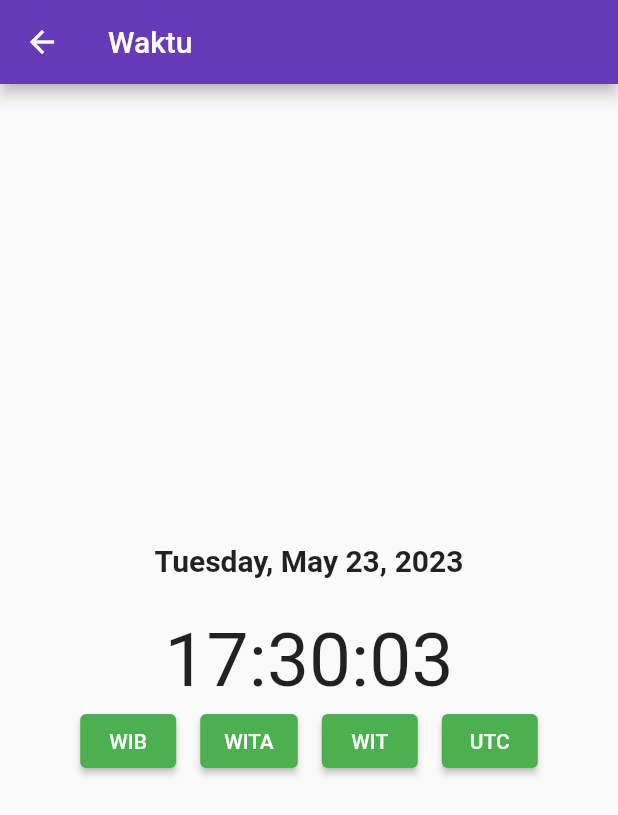
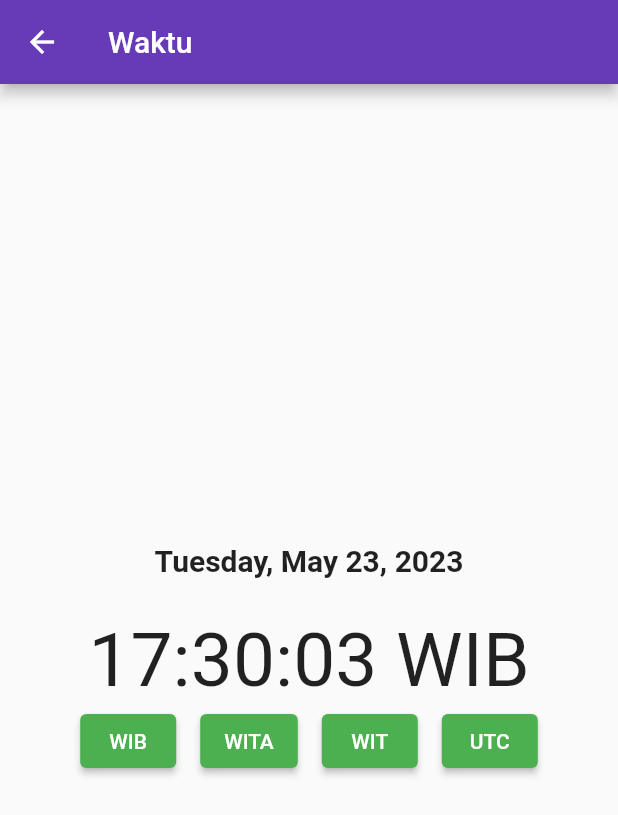
Before and after one commit to kowells/Projectakhir-TPM, a Flutter app: the Waktu screen opened directly, after a tap on "WIB", on a phone screen of 412 x 824 dp. Shown: the top 815 px of the screen. Run offline on Flutter 3.47's test engine with Material 2 defaults, Android fonts, the phone set to English and light mode, and no system bars; our stand-ins replace google_fonts, hive, hive_flutter, shared_preferences; missing offline and left inert: dart:js; accounts and stored records are empty; network calls fail.

```diff
--- a/lib/views/konversi.dart
+++ b/lib/views/konversi.dart
@@ -53,7 +53,6 @@ class _KonversiPageState extends State<KonversiPage> {
         temp = double.parse(_jumlah) * 17000;
         _result = temp.toStringAsFixed(4);
       });
-
     } else if (choose1 == "EUR" && choose2 == "USD") {
       setState(() {
         temp = double.parse(_jumlah) * 1.17;
@@ -174,7 +173,7 @@ class _KonversiPageState extends State<KonversiPage> {
           ),
           Text(
             _result,
-            style: TextStyle(fontSize: 20, color: Colors.white),
+            style: TextStyle(fontSize: 20, color: Color.fromARGB(255, 0, 0, 0)),
           )
         ]),
       )),
--- a/lib/views/login_page.dart
+++ b/lib/views/login_page.dart
@@ -6,7 +6,6 @@ import 'package:grafimedia/data/shared_pref.dart';
 import 'package:grafimedia/views/home_buku.dart';
 import 'package:grafimedia/views/registerpage.dart';
 import 'package:http/http.dart' as http;
-
 
 class LoginPage extends StatefulWidget {
   const LoginPage({Key? key}) : super(key: key);
@@ -132,10 +131,9 @@ class _LoginPageState extends State<LoginPage> {
     }
   }
 
-
   void _onLogin() async {
     final response = await http.post(
-        Uri.parse("http://192.168.1.6/login_books/users/login.php"),
+        Uri.parse("http://192.168.0.154/login_books/users/login.php"),
         headers: {
           "Access-Control-Allow-Origin": "*",
           "Access-Control-Allow-Methods": "GET,PUT,PATCH,POST,DELETE",
--- a/lib/views/waktu.dart
+++ b/lib/views/waktu.dart
@@ -10,21 +10,19 @@ class Waktu extends StatefulWidget {
 class _WaktuState extends State<Waktu> {
   DateTime _selectedDate = DateTime.now();
   String _zone = 'WIB';
-  late Timer _timer;
-  late String _timeString;
+  String _timeString = '';
 
   @override
   void initState() {
     super.initState();
-    _timer =
-        Timer.periodic(Duration(milliseconds: 100), (Timer t) => _getTime());
+    Timer.periodic(Duration(milliseconds: 10), (Timer t) => _getTime());
   }
 
   void _getTime() {
     final DateTime now =
         DateTime.now().toUtc().add(Duration(hours: _getHourOffset()));
     setState(() {
-      _timeString = DateFormat('HH:mm:ss').format(now);
+      _timeString = '${DateFormat('HH:mm:ss').format(now)} $_zone';
     });
   }
 
--- a/pubspec.yaml
+++ b/pubspec.yaml
@@ -44,7 +44,7 @@ dependencies:
   cupertino_icons: ^1.0.2
   url_launcher: ^6.1.2
 
-  intl: ^0.18.0
+  intl: ^0.18.1
   timezone: ^0.9.1
   table_calendar: ^3.0.9
 
```
Also changed, not shown: lib/views/detailbuku.dart (+14 -4 lines), lib/views/registerpage.dart (+3 -4 lines).
